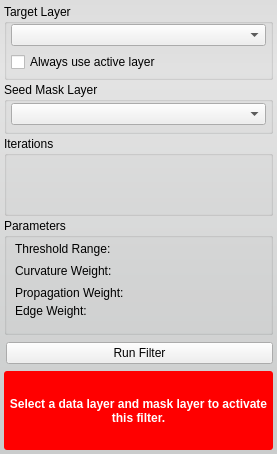
jessdtate/Seg3D, file src/Interface/ToolInterface/ThresholdSegmentationLSFilterInterface.ui: the form before one commit.
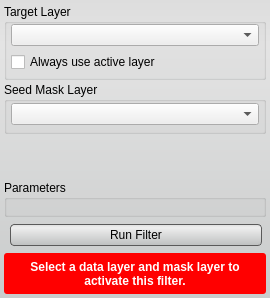
The form after the commit. Custom widgets are drawn as their Qt base class.

Commit message: added styles to the ui buttons still some tweaking that needs done.  check out the Discrete Gaussian Blur tool and let me know if the lighter background looks better.

```diff
--- a/src/Interface/ToolInterface/ThresholdSegmentationLSFilterInterface.ui
+++ b/src/Interface/ToolInterface/ThresholdSegmentationLSFilterInterface.ui
@@ -6,8 +6,8 @@
    <rect>
     <x>0</x>
     <y>0</y>
-    <width>277</width>
-    <height>454</height>
+    <width>270</width>
+    <height>298</height>
    </rect>
   </property>
   <property name="windowTitle">
@@ -17,9 +17,30 @@
    <string notr="true">QWidget#ThresholdSegmentationLSFilterInterface{
 	border-radius: 3px;
 	background-color: qlineargradient(spread:pad, x1:0.5, y1:0, x2:0.5, y2:0.960227, stop:0 rgba(221, 221, 221, 255), stop:0.155779 rgba(228, 228, 228, 255), stop:1 rgba(202, 204, 204, 255));      
+}
+
+QPushButton{
+	background-color: qlineargradient(spread:pad, x1:0.5, y1:0, x2:0.5, y2:0.960227, stop:0 rgba(221, 221, 221, 255), stop:0.155779 rgba(238, 238, 238, 255), stop:1 rgba(192, 194, 194, 255));
+	border-radius: 4px;
+	border: 1px solid rgb(90, 90, 90);
+	margin:4px;
+}
+
+QPushButton:hover{
+	background-color: qlineargradient(spread:pad, x1:0.5, y1:0, x2:0.5, y2:1, stop:0 rgba(195, 195, 195, 255), stop:0.253769 rgba(206, 206, 206, 255), stop:1 rgba(185, 185, 185, 255));
+	border-radius: 4px;
+	border: 1px solid rgb(90, 90, 90);
+	margin:4px;
+}
+
+QPushButton:pressed{
+	background-color: qlineargradient(spread:pad, x1:0.5, y1:0, x2:0.5, y2:1, stop:0 rgba(150, 150, 150, 255), stop:0.753769 rgba(206, 206, 206, 255), stop:1 rgba(185, 185, 185, 255));
+	border-radius: 4px;
+	border: 1px solid rgb(90, 90, 90);
+	margin:4px;
 }</string>
   </property>
-  <layout class="QVBoxLayout" name="verticalLayout_9">
+  <layout class="QVBoxLayout" name="verticalLayout">
    <property name="spacing">
     <number>2</number>
    </property>
@@ -144,28 +165,7 @@
     </widget>
    </item>
    <item>
-    <widget class="QGroupBox" name="groupBox_3">
-     <property name="title">
-      <string>Iterations</string>
-     </property>
-     <layout class="QHBoxLayout" name="horizontalLayout_4">
-      <property name="leftMargin">
-       <number>4</number>
-      </property>
-      <property name="topMargin">
-       <number>2</number>
-      </property>
-      <property name="rightMargin">
-       <number>4</number>
-      </property>
-      <property name="bottomMargin">
-       <number>4</number>
-      </property>
-      <item>
-       <widget class="QtUtils::QtLogSliderIntCombo" name="iterations_" native="true"/>
-      </item>
-     </layout>
-    </widget>
+    <widget class="QtUtils::QtLogSliderIntCombo" name="iterations_" native="true"/>
    </item>
    <item>
     <widget class="QGroupBox" name="weightsGroupBox">
@@ -183,143 +183,31 @@
      </property>
      <layout class="QVBoxLayout" name="verticalLayout_7">
       <property name="spacing">
-       <number>0</number>
+       <number>4</number>
       </property>
       <property name="leftMargin">
-       <number>4</number>
+       <number>2</number>
       </property>
       <property name="topMargin">
-       <number>2</number>
+       <number>0</number>
       </property>
       <property name="rightMargin">
-       <number>4</number>
+       <number>2</number>
       </property>
       <property name="bottomMargin">
-       <number>4</number>
+       <number>2</number>
       </property>
       <item>
-       <widget class="QWidget" name="widget_2" native="true">
-        <layout class="QVBoxLayout" name="verticalLayout">
-         <property name="spacing">
-          <number>2</number>
-         </property>
-         <property name="leftMargin">
-          <number>4</number>
-         </property>
-         <property name="topMargin">
-          <number>2</number>
-         </property>
-         <property name="rightMargin">
-          <number>4</number>
-         </property>
-         <property name="bottomMargin">
-          <number>4</number>
-         </property>
-         <item>
-          <widget class="QLabel" name="upperLabel">
-           <property name="text">
-            <string>Threshold Range:</string>
-           </property>
-          </widget>
-         </item>
-         <item>
-          <widget class="QtUtils::QtSliderDoubleCombo" name="threshold_range_" native="true"/>
-         </item>
-        </layout>
-       </widget>
+       <widget class="QtUtils::QtSliderDoubleCombo" name="threshold_range_" native="true"/>
       </item>
       <item>
-       <widget class="QWidget" name="widget_6" native="true">
-        <layout class="QVBoxLayout" name="verticalLayout_2">
-         <property name="spacing">
-          <number>2</number>
-         </property>
-         <property name="leftMargin">
-          <number>4</number>
-         </property>
-         <property name="topMargin">
-          <number>2</number>
-         </property>
-         <property name="rightMargin">
-          <number>4</number>
-         </property>
-         <property name="bottomMargin">
-          <number>4</number>
-         </property>
-         <item>
-          <widget class="QLabel" name="curvatureLabel">
-           <property name="text">
-            <string>Curvature Weight:</string>
-           </property>
-          </widget>
-         </item>
-         <item>
-          <widget class="QtUtils::QtSliderDoubleCombo" name="curvature_" native="true"/>
-         </item>
-        </layout>
-       </widget>
+       <widget class="QtUtils::QtSliderDoubleCombo" name="curvature_" native="true"/>
       </item>
       <item>
-       <widget class="QWidget" name="widget_8" native="true">
-        <layout class="QVBoxLayout" name="verticalLayout_5">
-         <property name="spacing">
-          <number>2</number>
-         </property>
-         <property name="leftMargin">
-          <number>4</number>
-         </property>
-         <property name="topMargin">
-          <number>2</number>
-         </property>
-         <property name="rightMargin">
-          <number>4</number>
-         </property>
-         <property name="bottomMargin">
-          <number>4</number>
-         </property>
-         <item>
-          <widget class="QLabel" name="propagationLabel">
-           <property name="text">
-            <string>Propagation Weight:</string>
-           </property>
-          </widget>
-         </item>
-         <item>
-          <widget class="QtUtils::QtSliderDoubleCombo" name="propagation_" native="true"/>
-         </item>
-         <item>
-          <widget class="QLabel" name="edgeLabel">
-           <property name="text">
-            <string>Edge Weight:</string>
-           </property>
-          </widget>
-         </item>
-        </layout>
-       </widget>
+       <widget class="QtUtils::QtSliderDoubleCombo" name="propagation_" native="true"/>
       </item>
       <item>
-       <widget class="QWidget" name="widget_10" native="true">
-        <layout class="QVBoxLayout" name="verticalLayout_6">
-         <property name="spacing">
-          <number>2</number>
-         </property>
-         <property name="leftMargin">
-          <number>4</number>
-         </property>
-         <property name="topMargin">
-          <number>2</number>
-         </property>
-         <property name="rightMargin">
-          <number>4</number>
-         </property>
-         <property name="bottomMargin">
-          <number>4</number>
-         </property>
-         <item>
-          <widget class="QtUtils::QtSliderDoubleCombo" name="edge_" native="true"/>
-         </item>
-        </layout>
-       </widget>
+       <widget class="QtUtils::QtSliderDoubleCombo" name="edge_" native="true"/>
       </item>
      </layout>
     </widget>
@@ -338,7 +226,7 @@
        <height>32</height>
       </size>
      </property>
-     <layout class="QHBoxLayout" name="horizontalLayout" stretch="1">
+     <layout class="QHBoxLayout" name="horizontalLayout" stretch="0">
       <property name="spacing">
        <number>0</number>
       </property>
@@ -356,6 +244,12 @@
       </property>
       <item>
        <widget class="QPushButton" name="runFilterButton">
+        <property name="minimumSize">
+         <size>
+          <width>0</width>
+          <height>30</height>
+         </size>
+        </property>
         <property name="text">
          <string>Run Filter</string>
         </property>
```
The commit also changes 57 other files.
